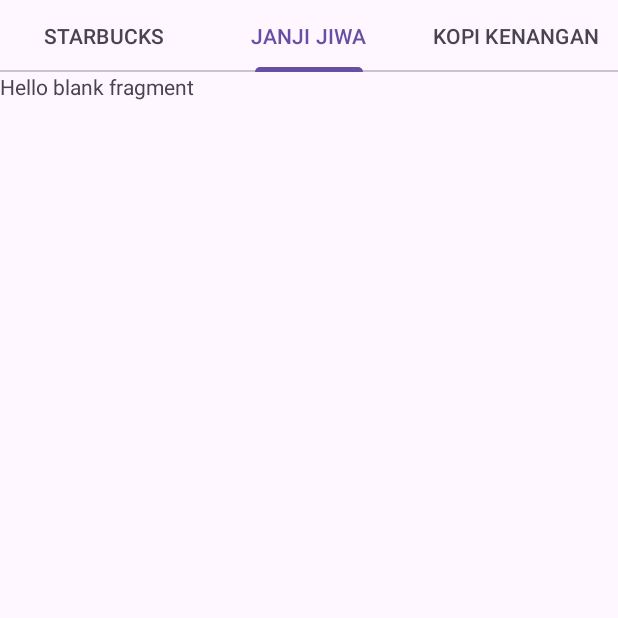
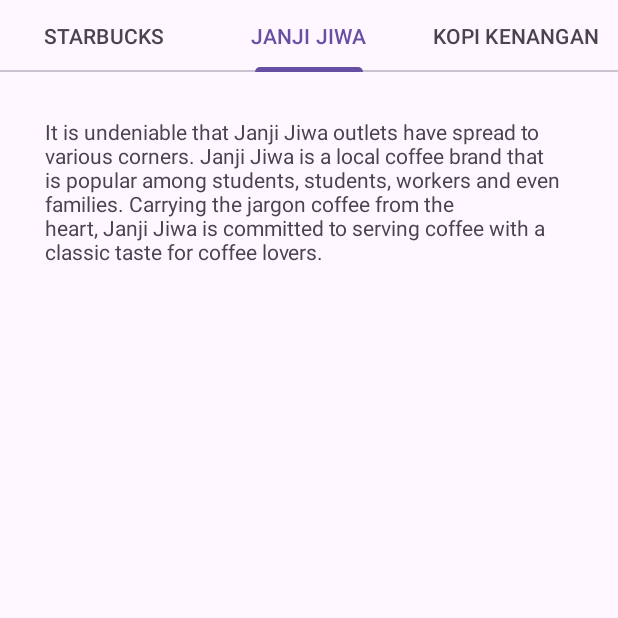
Before and after one commit to cancrll1305/LAB_WEEK_04, an Android app: the fragment CafeFragment shown on its own in the app's theme, tab 2 chosen, on a phone screen of 412 x 824 dp, the top half of it. Run offline under Robolectric (Android 15) with nearby library versions, the phone set to English and light mode, and no system bars.

Commit message:
Commit No. 4 – Assignment

```diff
--- a/app/src/main/java/com/example/lab_week_04/CafeAdapter.kt
+++ b/app/src/main/java/com/example/lab_week_04/CafeAdapter.kt
@@ -1,23 +1,33 @@
 package com.example.lab_week_04
+
+import android.content.Context
 import androidx.fragment.app.Fragment
 import androidx.fragment.app.FragmentManager
 import androidx.lifecycle.Lifecycle
 import androidx.viewpager2.adapter.FragmentStateAdapter
-
 
 val TABS_FIXED = listOf(
     R.string.starbucks_title,
     R.string.janjijiwa_title,
     R.string.kopikenangan_title,
 )
-class CafeAdapter(fragmentManager: FragmentManager, lifecycle: Lifecycle) :
-    FragmentStateAdapter(fragmentManager, lifecycle) {
 
-    override fun getItemCount(): Int {
-        return TABS_FIXED.size
-    }
+val TABS_CONTENT = listOf(
+    R.string.starbucks_desc,
+    R.string.janjijiwa_desc,
+    R.string.kopikenangan_desc,
+)
+
+class CafeAdapter(
+    fragmentManager: FragmentManager,
+    lifecycle: Lifecycle,
+    private val context: Context
+) : FragmentStateAdapter(fragmentManager, lifecycle) {
+
+    override fun getItemCount(): Int = TABS_FIXED.size
 
     override fun createFragment(position: Int): Fragment {
-        return CafeDetailFragment()
+        val content = context.getString(TABS_CONTENT[position])
+        return CafeDetailFragment.newInstance(content)
     }
 }
--- a/app/src/main/java/com/example/lab_week_04/CafeDetailFragment.kt
+++ b/app/src/main/java/com/example/lab_week_04/CafeDetailFragment.kt
@@ -1,31 +1,21 @@
 package com.example.lab_week_04
 
 import android.os.Bundle
-import androidx.fragment.app.Fragment
 import android.view.LayoutInflater
 import android.view.View
 import android.view.ViewGroup
+import android.widget.TextView
+import androidx.fragment.app.Fragment
 
-// TODO: Rename parameter arguments, choose names that match
-// the fragment initialization parameters, e.g. ARG_ITEM_NUMBER
-private const val ARG_PARAM1 = "param1"
-private const val ARG_PARAM2 = "param2"
+private const val TAB_CONTENT = "TAB_CONTENT"
 
-/**
- * A simple [Fragment] subclass.
- * Use the [CafeDetailFragment.newInstance] factory method to
- * create an instance of this fragment.
- */
 class CafeDetailFragment : Fragment() {
-    // TODO: Rename and change types of parameters
-    private var param1: String? = null
-    private var param2: String? = null
+    private var content: String? = null
 
     override fun onCreate(savedInstanceState: Bundle?) {
         super.onCreate(savedInstanceState)
         arguments?.let {
-            param1 = it.getString(ARG_PARAM1)
-            param2 = it.getString(ARG_PARAM2)
+            content = it.getString(TAB_CONTENT)
         }
     }
 
@@ -37,22 +27,16 @@ class CafeDetailFragment : Fragment() {
         return inflater.inflate(R.layout.fragment_cafe_detail, container, false)
     }
 
+    override fun onViewCreated(view: View, savedInstanceState: Bundle?) {
+        super.onViewCreated(view, savedInstanceState)
+        view.findViewById<TextView>(R.id.content_description)?.text = content
+    }
+
     companion object {
-        /**
-         * Use this factory method to create a new instance of
-         * this fragment using the provided parameters.
-         *
-         * @param param1 Parameter 1.
-         * @param param2 Parameter 2.
-         * @return A new instance of fragment CafeDetailFragment.
-         */
-        // TODO: Rename and change types and number of parameters
-        @JvmStatic
-        fun newInstance(param1: String, param2: String) =
+        fun newInstance(content: String) =
             CafeDetailFragment().apply {
                 arguments = Bundle().apply {
-                    putString(ARG_PARAM1, param1)
-                    putString(ARG_PARAM2, param2)
+                    putString(TAB_CONTENT, content)
                 }
             }
     }
--- a/app/src/main/java/com/example/lab_week_04/CafeFragment.kt
+++ b/app/src/main/java/com/example/lab_week_04/CafeFragment.kt
@@ -11,29 +11,22 @@ import com.google.android.material.tabs.TabLayoutMediator
 
 class CafeFragment : Fragment() {
 
-    override fun onCreate(savedInstanceState: Bundle?) {
-        super.onCreate(savedInstanceState)
-    }
-
     override fun onCreateView(
         inflater: LayoutInflater, container: ViewGroup?,
         savedInstanceState: Bundle?
     ): View? {
+        val view = inflater.inflate(R.layout.fragment_cafe, container, false)
 
-        return inflater.inflate(R.layout.fragment_cafe, container, false)
-    }
+        val tabLayout = view.findViewById<TabLayout>(R.id.tabLayout)
+        val viewPager = view.findViewById<ViewPager2>(R.id.viewPager)
 
-    override fun onViewCreated(view: View, savedInstanceState: Bundle?) {
-        super.onViewCreated(view, savedInstanceState)
-
-        val viewPager = view.findViewById<ViewPager2>(R.id.view_pager)
-        val tabLayout = view.findViewById<TabLayout>(R.id.tab_layout)
-
-        val adapter = CafeAdapter(childFragmentManager, lifecycle)
+        val adapter = CafeAdapter(childFragmentManager, lifecycle, requireContext())
         viewPager.adapter = adapter
 
         TabLayoutMediator(tabLayout, viewPager) { tab, position ->
-            tab.text = resources.getString(TABS_FIXED[position])
+            tab.text = getString(TABS_FIXED[position])
         }.attach()
+
+        return view
     }
 }
--- a/app/src/main/res/layout/fragment_cafe.xml
+++ b/app/src/main/res/layout/fragment_cafe.xml
@@ -1,25 +1,18 @@
 <?xml version="1.0" encoding="utf-8"?>
-<androidx.constraintlayout.widget.ConstraintLayout
-    xmlns:android="http://schemas.android.com/apk/res/android"
+<LinearLayout xmlns:android="http://schemas.android.com/apk/res/android"
     xmlns:app="http://schemas.android.com/apk/res-auto"
+    android:orientation="vertical"
     android:layout_width="match_parent"
     android:layout_height="match_parent">
 
     <com.google.android.material.tabs.TabLayout
-        android:id="@+id/tab_layout"
+        android:id="@+id/tabLayout"
         android:layout_width="match_parent"
         android:layout_height="wrap_content"
-        app:tabMode="fixed"
-        app:layout_constraintTop_toTopOf="parent"
-        app:layout_constraintStart_toStartOf="parent"
-        app:layout_constraintEnd_toEndOf="parent"/>
+        app:tabIndicatorFullWidth="false"/>
 
     <androidx.viewpager2.widget.ViewPager2
-        android:id="@+id/view_pager"
-        android:layout_width="0dp"
-        android:layout_height="0dp"
-        app:layout_constraintTop_toBottomOf="@id/tab_layout"
-        app:layout_constraintStart_toStartOf="parent"
-        app:layout_constraintEnd_toEndOf="parent"
-        app:layout_constraintBottom_toBottomOf="parent"/>
-</androidx.constraintlayout.widget.ConstraintLayout>
+        android:id="@+id/viewPager"
+        android:layout_width="match_parent"
+        android:layout_height="match_parent"/>
+</LinearLayout>
--- a/app/src/main/res/layout/fragment_cafe_detail.xml
+++ b/app/src/main/res/layout/fragment_cafe_detail.xml
@@ -1,14 +1,14 @@
 <?xml version="1.0" encoding="utf-8"?>
-<FrameLayout xmlns:android="http://schemas.android.com/apk/res/android"
+<FrameLayout
+    xmlns:android="http://schemas.android.com/apk/res/android"
     xmlns:tools="http://schemas.android.com/tools"
     android:layout_width="match_parent"
     android:layout_height="match_parent"
-    tools:context=".CafeDetailFragment">
-
-    <!-- TODO: Update blank fragment layout -->
+    tools:context=".CafeDetailFragment"
+    android:padding="30dp">
     <TextView
+        android:id="@+id/content_description"
         android:layout_width="match_parent"
         android:layout_height="match_parent"
-        android:text="@string/hello_blank_fragment" />
-
+        android:text="" />
 </FrameLayout>
--- a/app/src/main/res/values/strings.xml
+++ b/app/src/main/res/values/strings.xml
@@ -4,25 +4,37 @@
     <string name="nav_header_desc">Navigation header</string>
     <string name="menu_coffee">Coffee List</string>
     <string name="menu_favorites">Favorite Coffee</string>
+
     <string name="affogato_title">AFFOGATO</string>
-    <string name="affogato_desc">Espresso poured on a vanilla ice cream. Served in a
-cappuccino cup.</string>
+    <string name="affogato_desc">Espresso poured on a vanilla ice cream. Served in a cappuccino cup.</string>
+
     <string name="americano_title">AMERICANO</string>
-    <string name="americano_desc">Espresso with added hot water (100-150 ml). Often served in a cappuccino cup. (The espresso is added into the hot water rather than
-all the water being flowed through the coffee that would lead to over
-extraction.)</string>
+    <string name="americano_desc">Espresso with added hot water (100-150 ml). Often served in a cappuccino cup.</string>
+
     <string name="latte_title">CAFFE LATTE</string>
-    <string name="latte_desc">A tall, mild \'milk coffee\' (about 150-300 ml). An
-espresso with steamed milk and only a little milk foam poured over it. Serve in a
-latte glass or a coffee cup. Flavoured syrup can be added.</string>
+    <string name="latte_desc">A tall, mild milk coffee (about 150-300 ml). An espresso with steamed milk and only a little milk foam poured over it.</string>
+
     <string name="coffee_list">Coffee List</string>
     <string name="coffee_favorites">My Favorite Coffee</string>
     <string name="cafe_list">Cafe List</string>
     <string name="bottom_menu_coffee">Coffee</string>
     <string name="bottom_menu_cafe">Cafe</string>
+
     <string name="starbucks_title">STARBUCKS</string>
+    <string name="starbucks_desc">Starbucks Corporation is an American multinational
+    chain of coffeehouses and roastery reserves headquartered in Seattle, Washington.
+
+    It is the world\'s largest coffeehouse chain.</string>
     <string name="janjijiwa_title">JANJI JIWA</string>
+    <string name="janjijiwa_desc">It is undeniable that Janji Jiwa outlets have
+spread to various corners. Janji Jiwa is a local coffee brand that is popular among
+students, students, workers and even families. Carrying the jargon "coffee from the
+heart", Janji Jiwa is committed to serving coffee with a classic taste for coffee
+lovers.</string>
     <string name="kopikenangan_title">KOPI KENANGAN</string>
-    <!-- TODO: Remove or change this placeholder text -->
+    <string name="kopikenangan_desc">At Kopi Kenangan, their dream is to serve high
+quality coffee, made with the freshest local ingredients to customers across
+Indonesia - and the rest of the world</string>
+
     <string name="hello_blank_fragment">Hello blank fragment</string>
 </resources>
```
